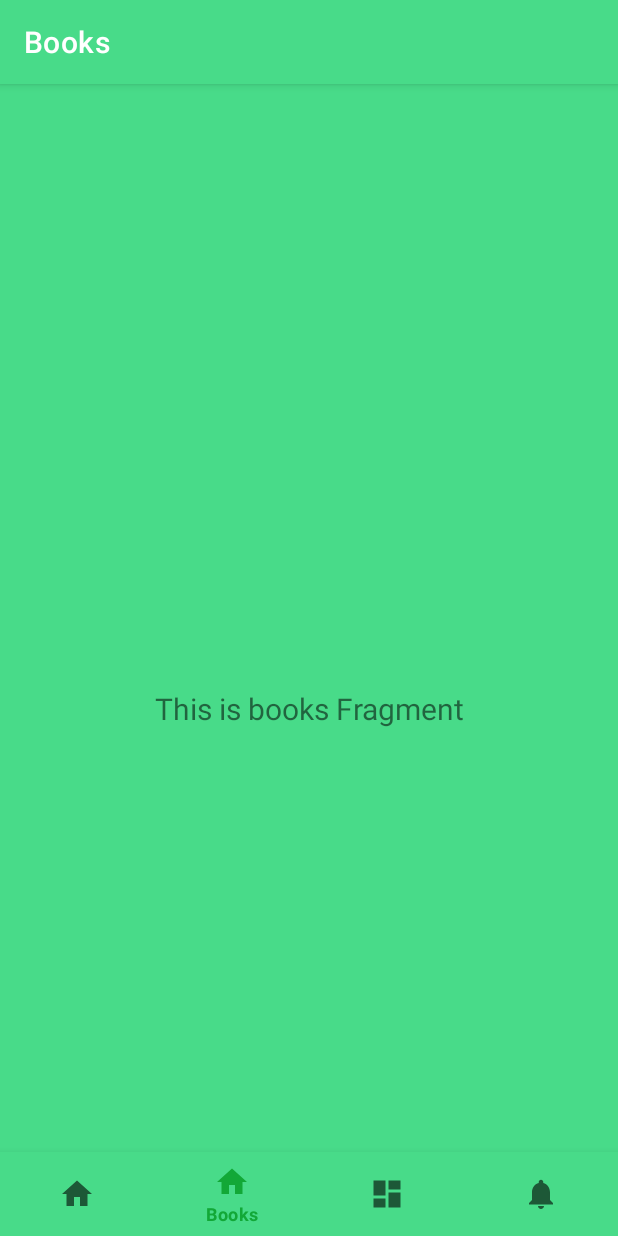
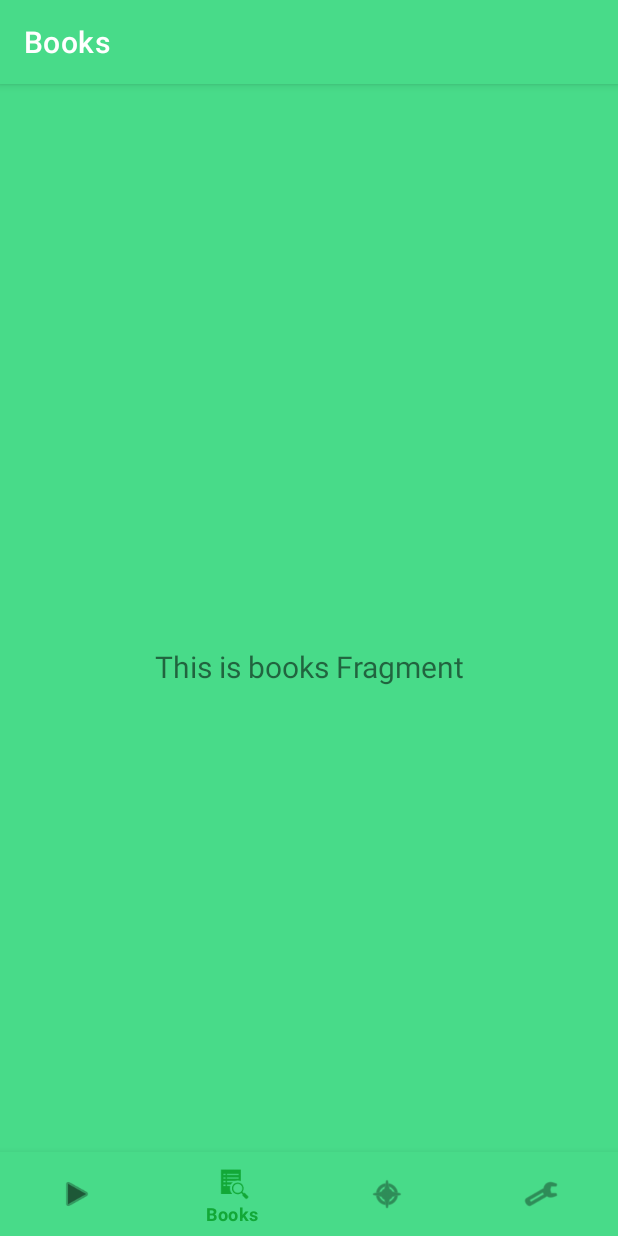
Before and after one commit to ceruz99/PathSeen, an Android app: the MainActivity screen opened directly, with no data from a screen before it, on a phone screen of 412 x 824 dp. Run offline under Robolectric (Android 15) with nearby library versions, the phone set to English and light mode, and no system bars; our stand-ins replace navigation-ui.

Commit message:
funcionalp4

```diff
--- a/app/src/main/java/com/example/pathseen/ui/signin/SignInActivity.kt
+++ b/app/src/main/java/com/example/pathseen/ui/signin/SignInActivity.kt
@@ -7,6 +7,7 @@ import androidx.lifecycle.ViewModelProvider
 import com.example.pathseen.R
 import com.example.pathseen.databinding.ActivitySignInBinding
 import com.example.pathseen.ui.Books.BooksFragment
+import com.example.pathseen.ui.main.MainActivity
 import com.example.pathseen.ui.signup.SignUpActivity
 
 class SignInActivity : AppCompatActivity() {
@@ -28,7 +29,7 @@ class SignInActivity : AppCompatActivity() {
             val email= signInBinding.emailEditText.text.toString()
             val password= signInBinding.passwordEditText.text.toString()
             signInViewModel.validateFields(email,password)
-            //startActivity(Intent(this,BooksFragment::class.java))
+            startActivity(Intent(this,MainActivity::class.java))
         }
     }
 }
--- a/app/src/main/res/layout/activity_main.xml
+++ b/app/src/main/res/layout/activity_main.xml
@@ -4,8 +4,7 @@
     xmlns:app="http://schemas.android.com/apk/res-auto"
     android:id="@+id/container"
     android:layout_width="match_parent"
-    android:layout_height="match_parent"
-    android:paddingTop="?attr/actionBarSize" >
+    android:layout_height="match_parent" >
 
     <com.google.android.material.bottomnavigation.BottomNavigationView
         android:id="@+id/nav_view"
--- a/app/src/main/res/menu/bottom_nav_menu.xml
+++ b/app/src/main/res/menu/bottom_nav_menu.xml
@@ -3,22 +3,22 @@
 
     <item
         android:id="@+id/navigation_movies"
-        android:icon="@drawable/ic_home_black_24dp"
-        android:title="@string/tittle_movies"/>
+        android:icon="@android:drawable/ic_media_play"
+        android:title="@string/tittle_movies" />
 
     <item
         android:id="@+id/navigation_books"
-        android:icon="@drawable/ic_home_black_24dp"
-        android:title="@string/title_books"/>
+        android:icon="?android:attr/actionModeFindDrawable"
+        android:title="@string/title_books" />
 
     <item
         android:id="@+id/navigation_games"
-        android:icon="@drawable/ic_dashboard_black_24dp"
-        android:title="@string/tittle_games"/>
+        android:icon="@android:drawable/ic_menu_compass"
+        android:title="@string/tittle_games" />
 
     <item
         android:id="@+id/navigation_options"
-        android:icon="@drawable/ic_notifications_black_24dp"
-        android:title="@string/tittle_options"/>
+        android:icon="@android:drawable/ic_menu_manage"
+        android:title="@string/tittle_options" />
 
 </menu>
--- a/app/src/main/res/navigation/mobile_navigation.xml
+++ b/app/src/main/res/navigation/mobile_navigation.xml
@@ -25,6 +25,6 @@
     <fragment
         android:id="@+id/navigation_movies"
         android:name="com.example.pathseen.ui.Movies.MoviesFragment"
-        android:label="MoviesFragment"
+        android:label="@string/tittle_movies"
         tools:layout="@layout/fragment_movies"/>
 </navigation>
```
